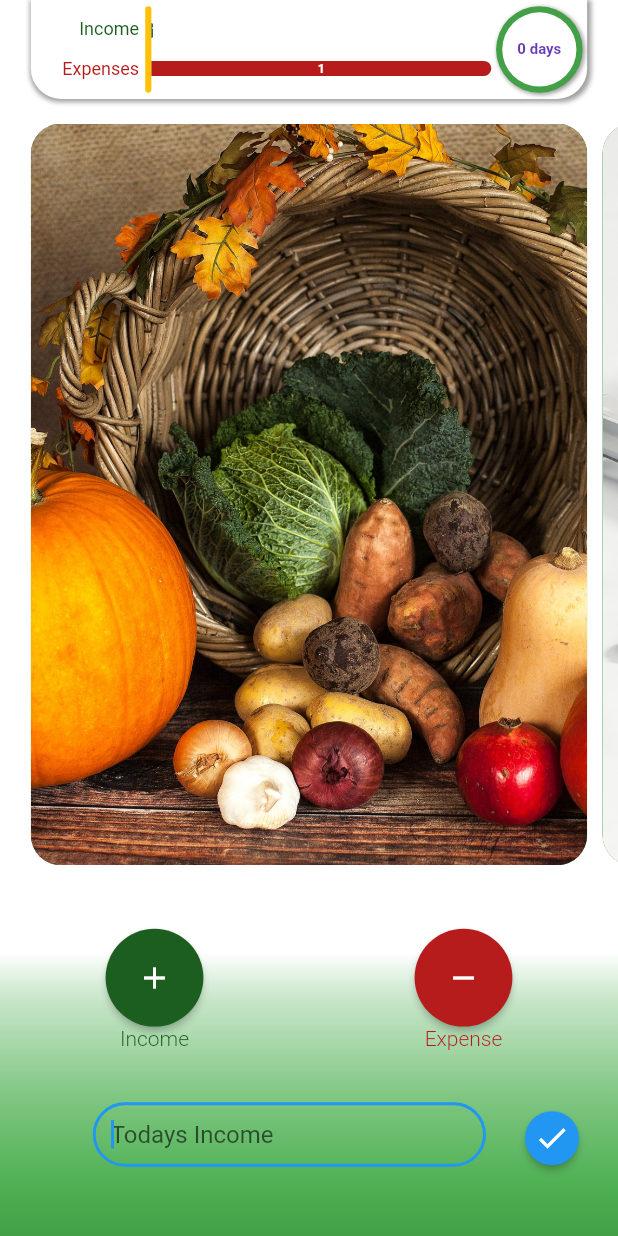
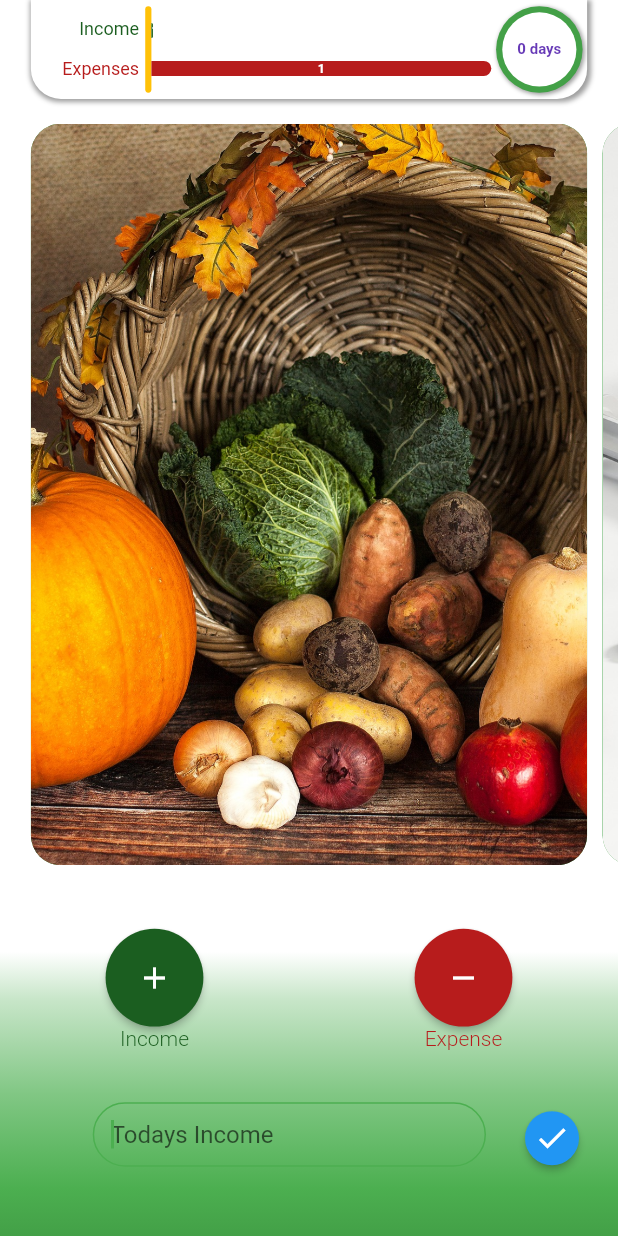
Before and after one commit to sharmashashi/myexpenses, a Flutter app: the screen it shows after launch, after a tap on the "add" icon, on a phone screen of 412 x 824 dp. Run offline on Flutter 3.47's test engine with Material 2 defaults, Android fonts, the phone set to English and light mode, and no system bars; our stand-ins replace shared_preferences.

Commit message:
added green focused border in incomeExpense textField

```diff
--- a/lib/src/home/home.dart
+++ b/lib/src/home/home.dart
@@ -161,13 +161,15 @@ class _HomeState extends State<Home> {
           flex: 1,
           child: TextField(
             keyboardType: TextInputType.number,
-            autofocus: true,
+            autofocus: true,cursorColor: Colors.green,
             controller: controller,
             decoration: InputDecoration(
                 isDense: true,
                 contentPadding: EdgeInsets.all(12),
                 hintText: type,
-                border: OutlineInputBorder(
+
+                focusedBorder: OutlineInputBorder(
+                  borderSide: BorderSide(color: Colors.green),
                     borderRadius:
                         BorderRadius.circular(percent(fullHeight, 100)))),
           ),
```
